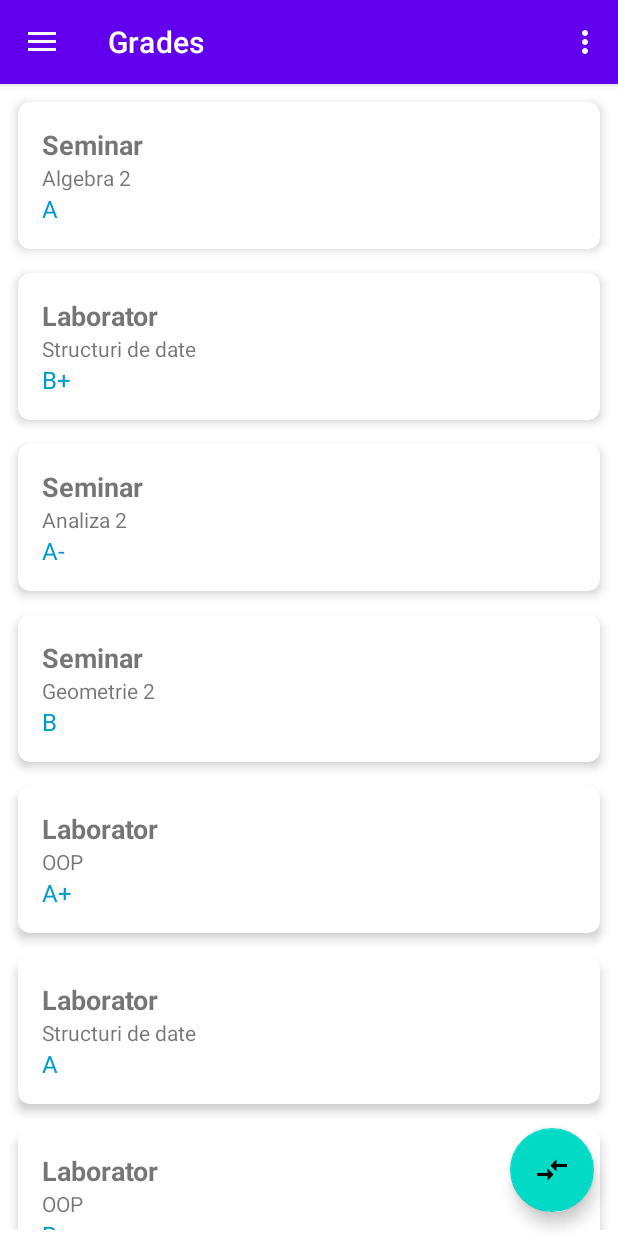
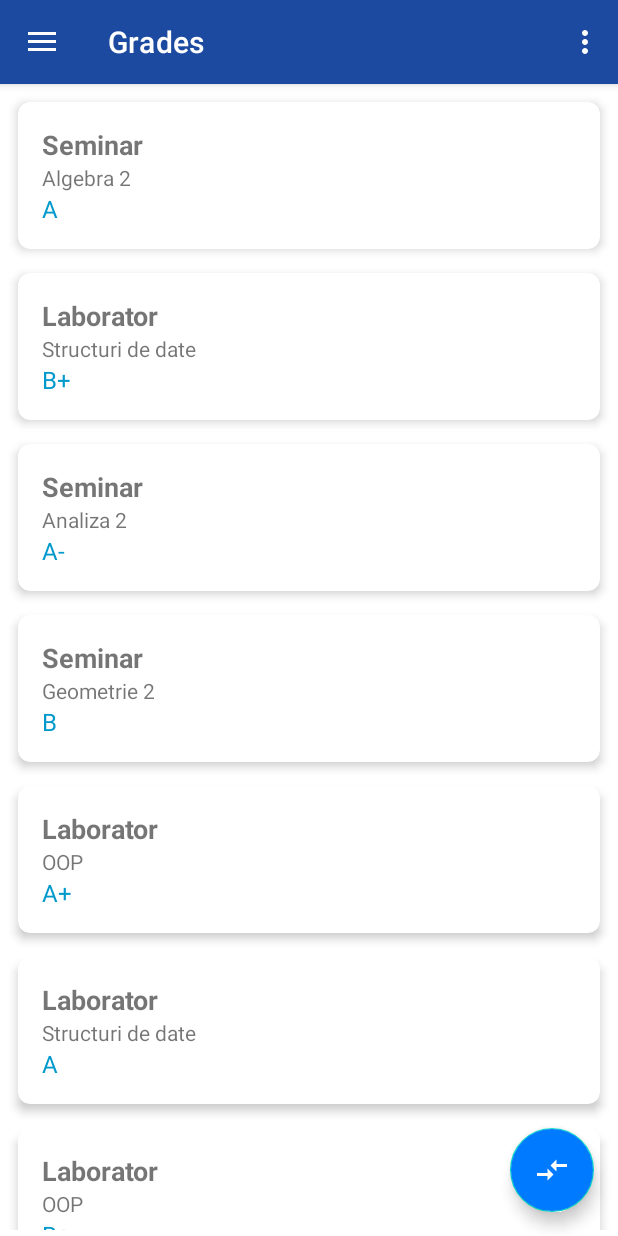
Before and after one commit to lates-codrin/MyScheduler, an Android app: the screen it shows after launch (MainActivity), in the side drawer, after a tap on "Grades", on a phone screen of 412 x 824 dp. Run offline under Robolectric (Android 15) with nearby library versions, the phone set to English and light mode, and no system bars; our stand-ins replace navigation-ui.

Commit message:
Initial Dev-Debug

```diff
--- a/app/src/main/res/layout/app_bar_main.xml
+++ b/app/src/main/res/layout/app_bar_main.xml
@@ -27,6 +27,9 @@
         android:layout_width="wrap_content"
         android:layout_height="wrap_content"
         android:layout_gravity="bottom|end"
+        app:tint="@color/white"
+        android:backgroundTint="@color/blue_light"
+
         android:layout_marginEnd="@dimen/fab_margin"
         android:layout_marginBottom="16dp"
         app:srcCompat="@drawable/baseline_compare_arrows_24" />
--- a/app/src/main/res/values/colors.xml
+++ b/app/src/main/res/values/colors.xml
@@ -9,7 +9,9 @@
     <color name="white">#FFFFFF</color>
     <color name="dark_gray">#616161</color>
     <color name="light_gray">#F5F5F5</color>
-    <color name="blue">#1E88E5</color>
+    <color name="blue">#1c4aa0</color>
+    <color name="blue_light">#007bff</color>
+    <color name="blue_heavy">#142481</color>
     <color name="green">#388E3C</color>
     <color name="red">#D32F2F</color>
 </resources>
--- a/app/src/main/res/values/themes.xml
+++ b/app/src/main/res/values/themes.xml
@@ -2,8 +2,8 @@
     <!-- Base application theme. -->
     <style name="Theme.Dev_MyScheduler" parent="Theme.MaterialComponents.DayNight.DarkActionBar">
         <!-- Primary brand color. -->
-        <item name="colorPrimary">@color/purple_500</item>
-        <item name="colorPrimaryVariant">@color/purple_700</item>
+        <item name="colorPrimary">@color/blue</item>
+        <item name="colorPrimaryVariant">@color/blue_heavy</item>
         <item name="colorOnPrimary">@color/white</item>
         <!-- Secondary brand color. -->
         <item name="colorSecondary">@color/teal_200</item>
```
